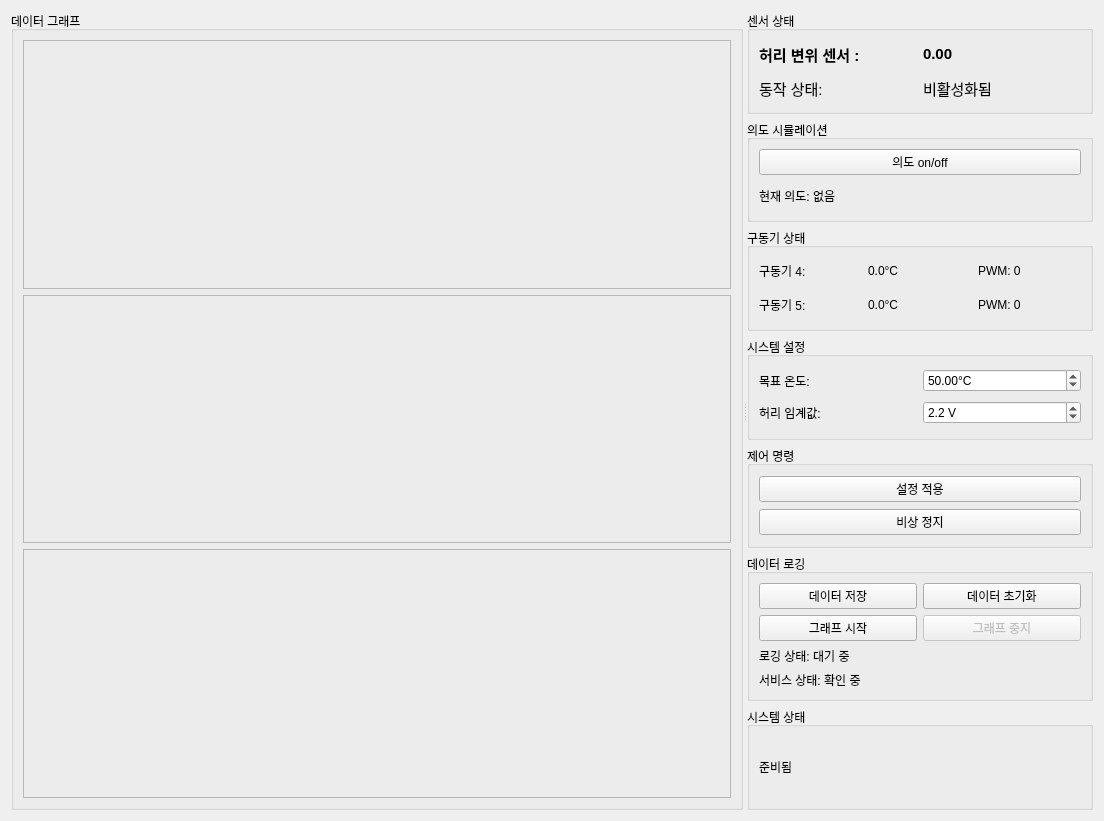
Above: src/wearable_robot_rqt_plugins/resource/waist_control.ui from dongsus41/WR_ws before the change. Below: the same form after it.
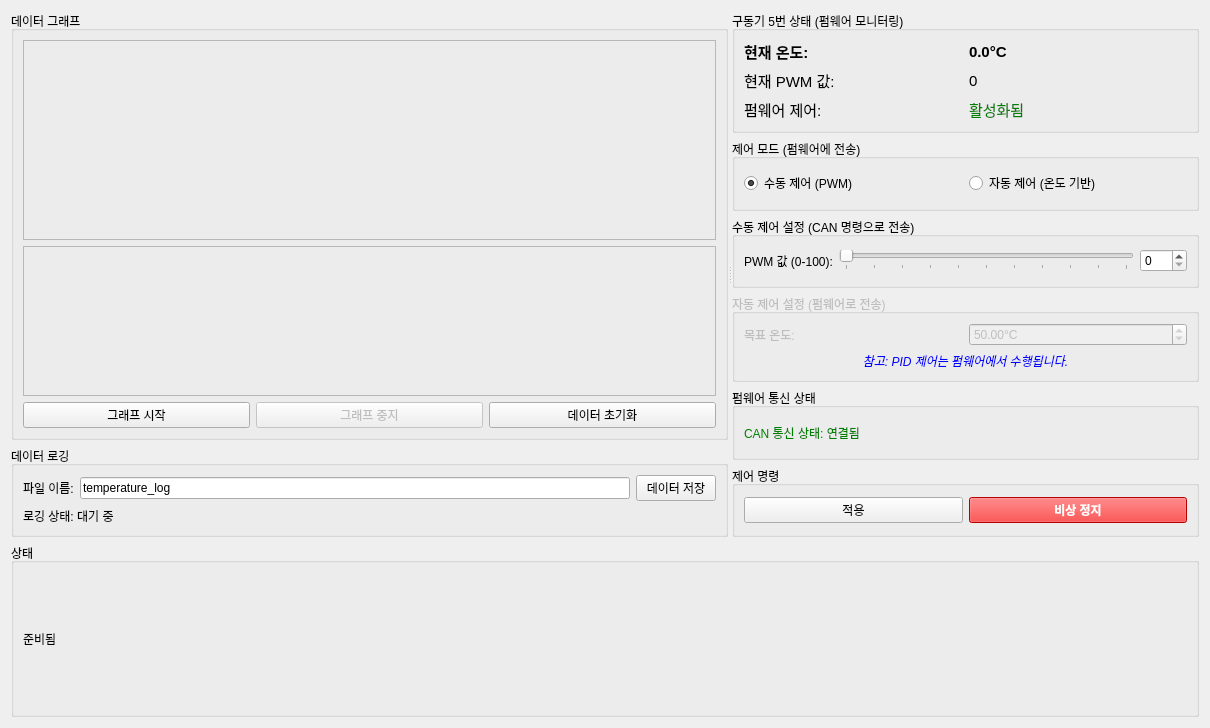
That is the form after the change.

```diff
--- a/src/wearable_robot_rqt_plugins/resource/waist_control.ui
+++ b/src/wearable_robot_rqt_plugins/resource/waist_control.ui
@@ -6,8 +6,8 @@
    <rect>
     <x>0</x>
     <y>0</y>
-    <width>1104</width>
-    <height>821</height>
+    <width>1210</width>
+    <height>728</height>
    </rect>
   </property>
   <property name="windowTitle">
@@ -60,18 +60,67 @@
            </widget>
           </item>
           <item>
-           <widget class="QFrame" name="displacement_graph_frame">
-            <property name="minimumSize">
-             <size>
-              <width>400</width>
-              <height>120</height>
-             </size>
+           <layout class="QHBoxLayout" name="horizontalLayout_3">
+            <item>
+             <widget class="QPushButton" name="graph_start_button">
+              <property name="text">
+               <string>그래프 시작</string>
+              </property>
+             </widget>
+            </item>
+            <item>
+             <widget class="QPushButton" name="graph_stop_button">
+              <property name="enabled">
+               <bool>false</bool>
+              </property>
+              <property name="text">
+               <string>그래프 중지</string>
+              </property>
+             </widget>
+            </item>
+            <item>
+             <widget class="QPushButton" name="reset_graph_button">
+              <property name="text">
+               <string>데이터 초기화</string>
+              </property>
+             </widget>
+            </item>
+           </layout>
+          </item>
+         </layout>
+        </widget>
+       </item>
+       <item>
+        <widget class="QGroupBox" name="data_logging_group">
+         <property name="title">
+          <string>데이터 로깅</string>
+         </property>
+         <layout class="QGridLayout" name="gridLayout_4">
+          <item row="0" column="0">
+           <widget class="QLabel" name="label_6">
+            <property name="text">
+             <string>파일 이름:</string>
             </property>
-            <property name="frameShape">
-             <enum>QFrame::StyledPanel</enum>
+           </widget>
+          </item>
+          <item row="0" column="1">
+           <widget class="QLineEdit" name="filename_edit">
+            <property name="text">
+             <string>temperature_log</string>
             </property>
-            <property name="frameShadow">
-             <enum>QFrame::Raised</enum>
+           </widget>
+          </item>
+          <item row="0" column="2">
+           <widget class="QPushButton" name="save_data_button">
+            <property name="text">
+             <string>데이터 저장</string>
+            </property>
+           </widget>
+          </item>
+          <item row="1" column="0" colspan="3">
+           <widget class="QLabel" name="log_status_label">
+            <property name="text">
+             <string>로깅 상태: 대기 중</string>
             </property>
            </widget>
           </item>
@@ -85,7 +134,7 @@
        <item>
         <widget class="QGroupBox" name="sensors_status_group">
          <property name="title">
-          <string>센서 상태</string>
+          <string>구동기 5번 상태 (펌웨어 모니터링)</string>
          </property>
          <layout class="QGridLayout" name="gridLayout">
           <item row="0" column="0">
@@ -98,7 +147,7 @@
              </font>
             </property>
             <property name="text">
-             <string>허리 변위 센서 :</string>
+             <string>현재 온도:</string>
             </property>
            </widget>
           </item>
@@ -112,7 +161,7 @@
              </font>
             </property>
             <property name="text">
-             <string>0.00</string>
+             <string>0.0°C</string>
             </property>
            </widget>
           </item>
@@ -124,7 +173,7 @@
              </font>
             </property>
             <property name="text">
-             <string>동작 상태:</string>
+             <string>현재 PWM 값:</string>
             </property>
            </widget>
           </item>
@@ -136,34 +185,61 @@
              </font>
             </property>
             <property name="text">
-             <string>비활성화됨</string>
+             <string>0</string>
             </property>
            </widget>
           </item>
+          <item row="2" column="0">
+           <widget class="QLabel" name="label_firmware">
+            <property name="font">
+             <font>
+              <pointsize>11</pointsize>
+             </font>
+            </property>
+            <property name="text">
+             <string>펌웨어 제어:</string>
+            </property>
+           </widget>
+          </item>
+          <item row="2" column="1">
+           <widget class="QLabel" name="firmware_status">
+            <property name="font">
+             <font>
+              <pointsize>11</pointsize>
+             </font>
+            </property>
+            <property name="text">
+             <string>활성화됨</string>
+            </property>
+            <property name="styleSheet">
+             <string>color: green;</string>
+            </property>
+           </widget>
+          </item>
          </layout>
         </widget>
        </item>
        <item>
         <widget class="QGroupBox" name="intention_group">
          <property name="title">
-          <string>의도 시뮬레이션</string>
+          <string>제어 모드 (펌웨어에 전송)</string>
          </property>
-         <layout class="QGridLayout" name="gridLayout_intention">
-          <item row="2" column="0" colspan="2">
-           <widget class="QLabel" name="intention_status_label">
+         <layout class="QHBoxLayout" name="horizontalLayout">
+          <item>
+           <widget class="QRadioButton" name="manual_mode_radio">
             <property name="text">
-             <string>현재 의도: 없음</string>
+             <string>수동 제어 (PWM)</string>
             </property>
+            <property name="checked">
+             <bool>true</bool>
+            </property>
            </widget>
           </item>
-          <item row="1" column="0" colspan="2">
-           <widget class="QPushButton" name="intention_button">
+          <item>
+           <widget class="QRadioButton" name="auto_mode_radio">
             <property name="text">
-             <string>의도 on/off</string>
+             <string>자동 제어 (온도 기반)</string>
             </property>
-            <property name="flat">
-             <bool>false</bool>
-            </property>
            </widget>
           </item>
          </layout>
@@ -172,48 +248,36 @@
        <item>
         <widget class="QGroupBox" name="actuator_status_group">
          <property name="title">
-          <string>구동기 상태</string>
+          <string>수동 제어 설정 (CAN 명령으로 전송)</string>
          </property>
          <layout class="QGridLayout" name="gridLayout_actuator">
           <item row="0" column="0">
            <widget class="QLabel" name="label_act4">
             <property name="text">
-             <string>구동기 4:</string>
+             <string>PWM 값 (0-100):</string>
             </property>
            </widget>
           </item>
           <item row="0" column="1">
-           <widget class="QLabel" name="temp_label_4">
-            <property name="text">
-             <string>0.0°C</string>
+           <widget class="QSlider" name="pwm_slider">
+            <property name="maximum">
+             <number>100</number>
+            </property>
+            <property name="orientation">
+             <enum>Qt::Horizontal</enum>
+            </property>
+            <property name="tickPosition">
+             <enum>QSlider::TicksBelow</enum>
+            </property>
+            <property name="tickInterval">
+             <number>10</number>
             </property>
            </widget>
           </item>
           <item row="0" column="2">
-           <widget class="QLabel" name="pwm_label_4">
-            <property name="text">
-             <string>PWM: 0</string>
-            </property>
-           </widget>
-          </item>
-          <item row="1" column="0">
-           <widget class="QLabel" name="label_act5">
-            <property name="text">
-             <string>구동기 5:</string>
-            </property>
-           </widget>
-          </item>
-          <item row="1" column="1">
-           <widget class="QLabel" name="temp_label_5">
-            <property name="text">
-             <string>0.0°C</string>
-            </property>
-           </widget>
-          </item>
-          <item row="1" column="2">
-           <widget class="QLabel" name="pwm_label_5">
-            <property name="text">
-             <string>PWM: 0</string>
+           <widget class="QSpinBox" name="pwm_spin">
+            <property name="maximum">
+             <number>100</number>
             </property>
            </widget>
           </item>
@@ -221,9 +285,12 @@
         </widget>
        </item>
        <item>
-        <widget class="QGroupBox" name="settings_group">
+        <widget class="QGroupBox" name="auto_settings_group">
+         <property name="enabled">
+          <bool>false</bool>
+         </property>
          <property name="title">
-          <string>시스템 설정</string>
+          <string>자동 제어 설정 (펌웨어로 전송)</string>
          </property>
          <layout class="QGridLayout" name="gridLayout_settings">
           <item row="0" column="0">
@@ -233,35 +300,6 @@
             </property>
            </widget>
           </item>
-          <item row="1" column="0">
-           <widget class="QLabel" name="label_angle_threshold">
-            <property name="text">
-             <string>허리 임계값:</string>
-            </property>
-           </widget>
-          </item>
-          <item row="1" column="1">
-           <widget class="QDoubleSpinBox" name="angle_threshold_spin">
-            <property name="suffix">
-             <string> V</string>
-            </property>
-            <property name="decimals">
-             <number>1</number>
-            </property>
-            <property name="minimum">
-             <double>0.000000000000000</double>
-            </property>
-            <property name="maximum">
-             <double>5.000000000000000</double>
-            </property>
-            <property name="singleStep">
-             <double>0.100000000000000</double>
-            </property>
-            <property name="value">
-             <double>2.200000000000000</double>
-            </property>
-           </widget>
-          </item>
           <item row="0" column="1">
            <widget class="QDoubleSpinBox" name="target_temp_spin">
             <property name="suffix">
@@ -278,19 +316,51 @@
             </property>
            </widget>
           </item>
+          <item row="1" column="0" colspan="2">
+           <widget class="QLabel" name="pid_note_label">
+            <property name="text">
+             <string>참고: PID 제어는 펌웨어에서 수행됩니다.</string>
+            </property>
+            <property name="alignment">
+             <set>Qt::AlignCenter</set>
+            </property>
+            <property name="styleSheet">
+             <string>color: blue; font-style: italic;</string>
+            </property>
+           </widget>
+          </item>
          </layout>
         </widget>
        </item>
        <item>
-        <widget class="QGroupBox" name="command_group">
+        <widget class="QGroupBox" name="groupBox_6">
+         <property name="title">
+          <string>펌웨어 통신 상태</string>
+         </property>
+         <layout class="QHBoxLayout" name="horizontalLayout_5">
+          <item>
+           <widget class="QLabel" name="can_status_label">
+            <property name="text">
+             <string>CAN 통신 상태: 연결됨</string>
+            </property>
+            <property name="styleSheet">
+             <string>color: green;</string>
+            </property>
+           </widget>
+          </item>
+         </layout>
+        </widget>
+       </item>
+       <item>
+        <widget class="QGroupBox" name="groupBox_4">
          <property name="title">
           <string>제어 명령</string>
          </property>
-         <layout class="QVBoxLayout" name="verticalLayout_5">
+         <layout class="QHBoxLayout" name="horizontalLayout_2">
           <item>
            <widget class="QPushButton" name="apply_button">
             <property name="text">
-             <string>설정 적용</string>
+             <string>적용</string>
             </property>
            </widget>
           </item>
@@ -299,79 +369,8 @@
             <property name="text">
              <string>비상 정지</string>
             </property>
-           </widget>
-          </item>
-         </layout>
-        </widget>
-       </item>
-       <item>
-        <widget class="QGroupBox" name="data_logging_group">
-         <property name="title">
-          <string>데이터 로깅</string>
-         </property>
-         <layout class="QGridLayout" name="gridLayout_4">
-          <item row="6" column="0" colspan="2">
-           <widget class="QLabel" name="service_status_label">
-            <property name="text">
-             <string>서비스 상태: 확인 중</string>
-            </property>
-           </widget>
-          </item>
-          <item row="3" column="0">
-           <widget class="QPushButton" name="save_data_button">
-            <property name="text">
-             <string>데이터 저장</string>
-            </property>
-           </widget>
-          </item>
-          <item row="3" column="1">
-           <widget class="QPushButton" name="reset_graph_button">
-            <property name="text">
-             <string>데이터 초기화</string>
-            </property>
-           </widget>
-          </item>
-          <item row="5" column="0" colspan="2">
-           <widget class="QLabel" name="log_status_label">
-            <property name="text">
-             <string>로깅 상태: 대기 중</string>
-            </property>
-           </widget>
-          </item>
-          <item row="4" column="0">
-           <layout class="QHBoxLayout" name="horizontalLayout_3">
-            <item>
-             <widget class="QPushButton" name="graph_start_button">
-              <property name="text">
-               <string>그래프 시작</string>
-              </property>
-             </widget>
-            </item>
-           </layout>
-          </item>
-          <item row="4" column="1">
-           <widget class="QPushButton" name="graph_stop_button">
-            <property name="enabled">
-             <bool>false</bool>
-            </property>
-            <property name="text">
-             <string>그래프 중지</string>
-            </property>
-           </widget>
-          </item>
-         </layout>
-        </widget>
-       </item>
-       <item>
-        <widget class="QGroupBox" name="groupBox_5">
-         <property name="title">
-          <string>시스템 상태</string>
-         </property>
-         <layout class="QHBoxLayout" name="horizontalLayout_4">
-          <item>
-           <widget class="QLabel" name="status_label">
-            <property name="text">
-             <string>준비됨</string>
+            <property name="styleSheet">
+             <string>background-color: red; color: white; font-weight: bold;</string>
             </property>
            </widget>
           </item>
@@ -382,6 +381,22 @@
      </widget>
     </widget>
    </item>
+   <item>
+    <widget class="QGroupBox" name="groupBox_5">
+     <property name="title">
+      <string>상태</string>
+     </property>
+     <layout class="QHBoxLayout" name="horizontalLayout_4">
+      <item>
+       <widget class="QLabel" name="status_label">
+        <property name="text">
+         <string>준비됨</string>
+        </property>
+       </widget>
+      </item>
+     </layout>
+    </widget>
+   </item>
   </layout>
  </widget>
  <resources/>
```
Left out of the diff: 24 changed lines with no effect on the pictures.
